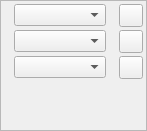
scribusproject/scribus, file scribus/ui/propertywidget_textcolorbase.ui: the form before one commit.
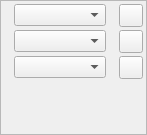
The form after the commit. Icons and pictures are not drawn. Custom widgets are drawn as their Qt base class.

Commit message: #15655: Add linebreaks to tooltip for en, translators need to fix their text

```diff
--- a/scribus/ui/propertywidget_textcolorbase.ui
+++ b/scribus/ui/propertywidget_textcolorbase.ui
@@ -7,7 +7,7 @@
     <x>0</x>
     <y>0</y>
     <width>147</width>
-    <height>131</height>
+    <height>135</height>
    </rect>
   </property>
   <property name="windowTitle">
```
Left out of the diff: 7 changed lines with no effect on the pictures.
